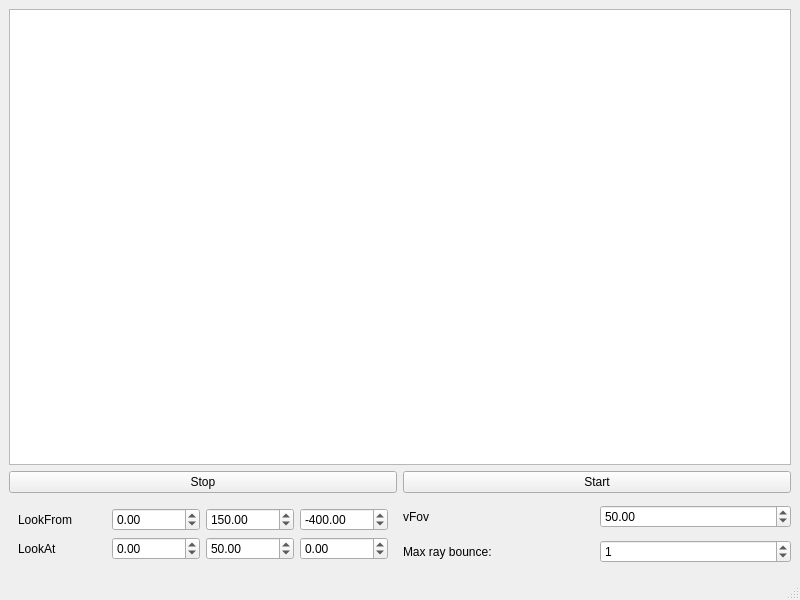
Old version of the form src/qt/RtViewer/mainwindow.ui in the repository pdani86/raytracing.github.io.
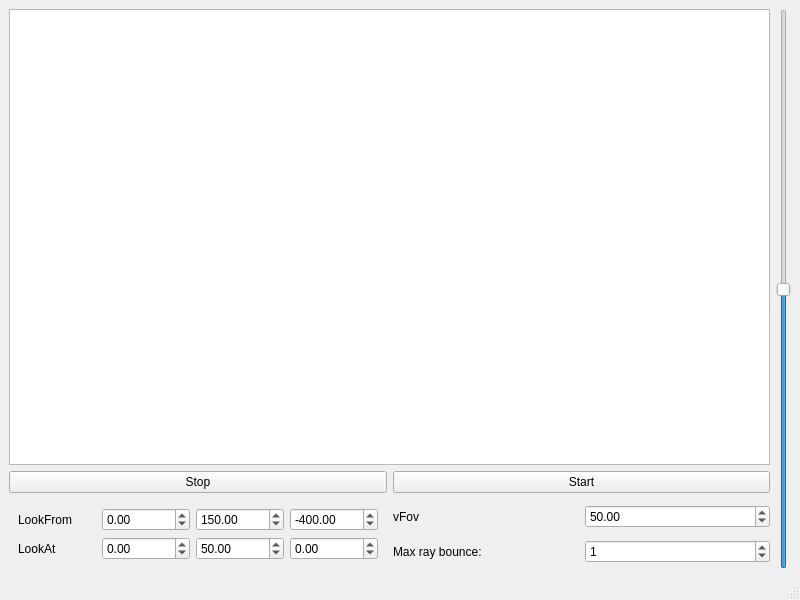
New version of the form.

Commit message: postprocess brightness slider

The edit to the form file:
```diff
--- a/src/qt/RtViewer/mainwindow.ui
+++ b/src/qt/RtViewer/mainwindow.ui
@@ -182,6 +182,19 @@
       </item>
      </layout>
     </item>
+    <item row="0" column="1" rowspan="2">
+     <widget class="QSlider" name="brightnessSlider">
+      <property name="maximum">
+       <number>1000</number>
+      </property>
+      <property name="value">
+       <number>500</number>
+      </property>
+      <property name="orientation">
+       <enum>Qt::Vertical</enum>
+      </property>
+     </widget>
+    </item>
    </layout>
   </widget>
   <widget class="QMenuBar" name="menubar">
```
The commit also changes 3 other files.
